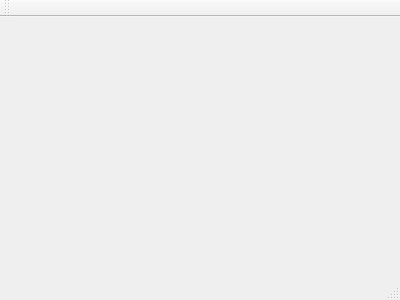
The window that mainwindow.ui (d2emon/privatisation-qt) describes before a commit, drawn with Qt 5.
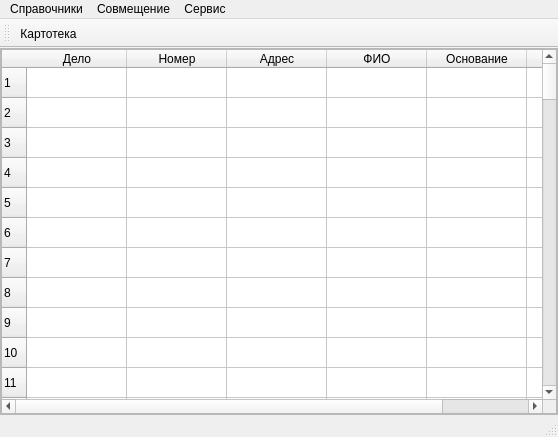
The same window after the commit.

The edit to the form file:
```diff
--- a/mainwindow.ui
+++ b/mainwindow.ui
@@ -1,24 +1,345 @@
 <ui version="4.0">
  <class>MainWindow</class>
- <widget class="QMainWindow" name="MainWindow" >
-  <property name="geometry" >
+ <widget class="QMainWindow" name="MainWindow">
+  <property name="geometry">
    <rect>
     <x>0</x>
     <y>0</y>
-    <width>400</width>
-    <height>300</height>
+    <width>558</width>
+    <height>437</height>
    </rect>
   </property>
   <property name="windowTitle" >
    <string>MainWindow</string>
   </property>
-  <widget class="QMenuBar" name="menuBar" />
-  <widget class="QToolBar" name="mainToolBar" />
-  <widget class="QWidget" name="centralWidget" />
-  <widget class="QStatusBar" name="statusBar" />
+  <widget class="QWidget" name="centralWidget">
+   <property name="sizePolicy">
+    <sizepolicy hsizetype="Preferred" vsizetype="Preferred">
+     <horstretch>0</horstretch>
+     <verstretch>0</verstretch>
+    </sizepolicy>
+   </property>
+   <layout class="QGridLayout" name="gridLayout">
+    <property name="leftMargin">
+     <number>0</number>
+    </property>
+    <property name="topMargin">
+     <number>0</number>
+    </property>
+    <property name="rightMargin">
+     <number>0</number>
+    </property>
+    <property name="bottomMargin">
+     <number>0</number>
+    </property>
+    <property name="horizontalSpacing">
+     <number>0</number>
+    </property>
+    <property name="verticalSpacing">
+     <number>4</number>
+    </property>
+    <item row="0" column="0">
+     <widget class="QScrollArea" name="scrollArea">
+      <property name="widgetResizable">
+       <bool>true</bool>
+      </property>
+      <widget class="QWidget" name="scrollAreaWidgetContents">
+       <property name="geometry">
+        <rect>
+         <x>0</x>
+         <y>0</y>
+         <width>556</width>
+         <height>357</height>
+        </rect>
+       </property>
+       <layout class="QGridLayout" name="gridLayout_2">
+        <property name="leftMargin">
+         <number>0</number>
+        </property>
+        <property name="topMargin">
+         <number>0</number>
+        </property>
+        <property name="rightMargin">
+         <number>0</number>
+        </property>
+        <property name="bottomMargin">
+         <number>0</number>
+        </property>
+        <property name="spacing">
+         <number>0</number>
+        </property>
+        <item row="0" column="0">
+         <widget class="QTableWidget" name="tableWidget">
+          <property name="sizePolicy">
+           <sizepolicy hsizetype="Expanding" vsizetype="Expanding">
+            <horstretch>0</horstretch>
+            <verstretch>0</verstretch>
+           </sizepolicy>
+          </property>
+          <property name="editTriggers">
+           <set>QAbstractItemView::NoEditTriggers</set>
+          </property>
+          <property name="sortingEnabled">
+           <bool>true</bool>
+          </property>
+          <property name="rowCount">
+           <number>100</number>
+          </property>
+          <property name="columnCount">
+           <number>6</number>
+          </property>
+          <row/>
+          <row/>
+          <row/>
+          <row/>
+          <row/>
+          <row/>
+          <row/>
+          <row/>
+          <row/>
+          <row/>
+          <row/>
+          <row/>
+          <row/>
+          <row/>
+          <row/>
+          <row/>
+          <row/>
+          <row/>
+          <row/>
+          <row/>
+          <row/>
+          <row/>
+          <row/>
+          <row/>
+          <row/>
+          <row/>
+          <row/>
+          <row/>
+          <row/>
+          <row/>
+          <row/>
+          <row/>
+          <row/>
+          <row/>
+          <row/>
+          <row/>
+          <row/>
+          <row/>
+          <row/>
+          <row/>
+          <row/>
+          <row/>
+          <row/>
+          <row/>
+          <row/>
+          <row/>
+          <row/>
+          <row/>
+          <row/>
+          <row/>
+          <row/>
+          <row/>
+          <row/>
+          <row/>
+          <row/>
+          <row/>
+          <row/>
+          <row/>
+          <row/>
+          <row/>
+          <row/>
+          <row/>
+          <row/>
+          <row/>
+          <row/>
+          <row/>
+          <row/>
+          <row/>
+          <row/>
+          <row/>
+          <row/>
+          <row/>
+          <row/>
+          <row/>
+          <row/>
+          <row/>
+          <row/>
+          <row/>
+          <row/>
+          <row/>
+          <row/>
+          <row/>
+          <row/>
+          <row/>
+          <row/>
+          <row/>
+          <row/>
+          <row/>
+          <row/>
+          <row/>
+          <row/>
+          <row/>
+          <row/>
+          <row/>
+          <row/>
+          <row/>
+          <row/>
+          <row/>
+          <row/>
+          <row/>
+          <column>
+           <property name="text">
+            <string>Дело</string>
+           </property>
+          </column>
+          <column>
+           <property name="text">
+            <string>Номер</string>
+           </property>
+          </column>
+          <column>
+           <property name="text">
+            <string>Адрес</string>
+           </property>
+          </column>
+          <column>
+           <property name="text">
+            <string>ФИО</string>
+           </property>
+          </column>
+          <column>
+           <property name="text">
+            <string>Основание</string>
+           </property>
+          </column>
+          <column>
+           <property name="text">
+            <string>Регистрация</string>
+           </property>
+          </column>
+         </widget>
+        </item>
+       </layout>
+      </widget>
+     </widget>
+    </item>
+   </layout>
+  </widget>
+  <widget class="QMenuBar" name="menuBar">
+   <property name="geometry">
+    <rect>
+     <x>0</x>
+     <y>0</y>
+     <width>558</width>
+     <height>27</height>
+    </rect>
+   </property>
+   <widget class="QMenu" name="menu_tables">
+    <property name="title">
+     <string>Справочники</string>
+    </property>
+    <addaction name="action_cards_2"/>
+    <addaction name="action_adress"/>
+    <addaction name="action_book"/>
+    <addaction name="action_city"/>
+   </widget>
+   <widget class="QMenu" name="menu_combine">
+    <property name="title">
+     <string>Совмещение</string>
+    </property>
+    <addaction name="action_export"/>
+    <addaction name="action_import"/>
+   </widget>
+   <widget class="QMenu" name="menu_service">
+    <property name="title">
+     <string>Сервис</string>
+    </property>
+    <addaction name="action_fix"/>
+    <addaction name="action11"/>
+    <addaction name="action_save"/>
+    <addaction name="action_missing"/>
+    <addaction name="action_autosave"/>
+   </widget>
+   <addaction name="menu_tables"/>
+   <addaction name="menu_combine"/>
+   <addaction name="menu_service"/>
+  </widget>
+  <widget class="QToolBar" name="mainToolBar">
+   <attribute name="toolBarArea">
+    <enum>TopToolBarArea</enum>
+   </attribute>
+   <attribute name="toolBarBreak">
+    <bool>false</bool>
+   </attribute>
+   <addaction name="action_cards"/>
+  </widget>
+  <widget class="QStatusBar" name="statusBar"/>
+  <action name="action_adress">
+   <property name="text">
+    <string>Адреса</string>
+   </property>
+  </action>
+  <action name="action_book">
+   <property name="text">
+    <string>Дела</string>
+   </property>
+  </action>
+  <action name="action_city">
+   <property name="text">
+    <string>Населенные пункты</string>
+   </property>
+  </action>
+  <action name="action_export">
+   <property name="text">
+    <string>Экспорт</string>
+   </property>
+  </action>
+  <action name="action_import">
+   <property name="text">
+    <string>Импорт</string>
+   </property>
+  </action>
+  <action name="action_fix">
+   <property name="text">
+    <string>Исправить</string>
+   </property>
+  </action>
+  <action name="action11">
+   <property name="text">
+    <string>11</string>
+   </property>
+  </action>
+  <action name="action_save">
+   <property name="text">
+    <string>Сохранить</string>
+   </property>
+  </action>
+  <action name="action_missing">
+   <property name="text">
+    <string>Найти пропущенные</string>
+   </property>
+  </action>
+  <action name="action_autosave">
+   <property name="checkable">
+    <bool>true</bool>
+   </property>
+   <property name="text">
+    <string>Автосохранение</string>
+   </property>
+  </action>
+  <action name="action_cards">
+   <property name="text">
+    <string>Картотека</string>
+   </property>
+  </action>
+  <action name="action_cards_2">
+   <property name="text">
+    <string>Картотека</string>
+   </property>
+  </action>
  </widget>
- <layoutDefault spacing="6" margin="11" />
- <pixmapfunction></pixmapfunction>
+ <layoutdefault spacing="6" margin="11"/>
  <resources/>
  <connections/>
 </ui>
```
Left out of the diff: 76 changed lines with no effect on the pictures.
